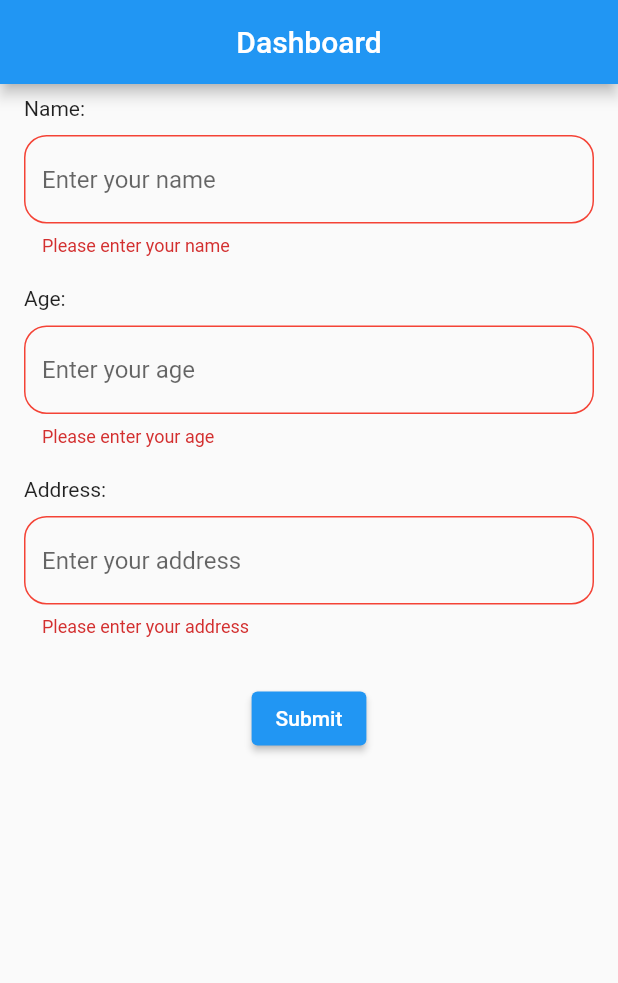
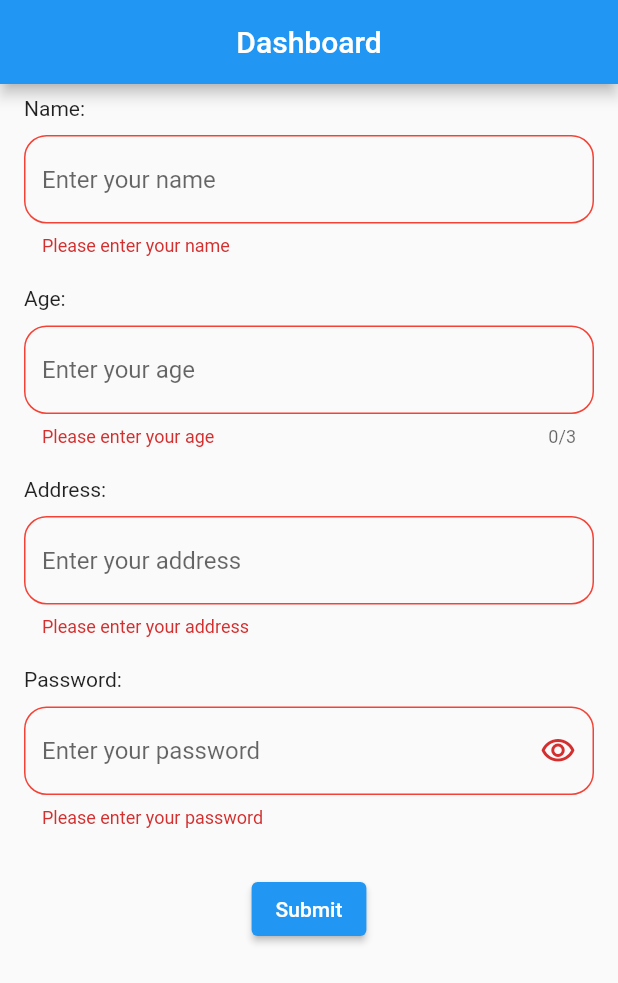
Before and after one commit to IchinoseBinit/form_application, a Flutter app: the screen it shows after launch, after a tap on "Submit", on a phone screen of 412 x 824 dp. Shown: the top 983 px of the screen. Run offline on Flutter 3.47's test engine with Material 2 defaults, Android fonts, the phone set to English and light mode, and no system bars.

Commit message:
added general text field with obscure toggle

```diff
--- a/lib/main.dart
+++ b/lib/main.dart
@@ -14,7 +14,7 @@ class MyApp extends StatelessWidget {
       theme: ThemeData(
         primarySwatch: Colors.blue,
       ),
-      home: const HomeScreen(),
+      home: HomeScreen(),
     );
   }
 }
--- a/lib/screens/home_screen.dart
+++ b/lib/screens/home_screen.dart
@@ -1,20 +1,15 @@
 import 'package:flutter/material.dart';
 import 'package:flutter/services.dart';
 import 'package:form_application/screens/details_screen.dart';
+import 'package:form_application/widgets/general_text_field.dart';
 
-class HomeScreen extends StatefulWidget {
-  const HomeScreen({Key? key}) : super(key: key);
+class HomeScreen extends StatelessWidget {
+  final formKey = GlobalKey<FormState>();
 
-  @override
-  State<HomeScreen> createState() => _HomeScreenState();
-}
-
-class _HomeScreenState extends State<HomeScreen> {
-  String name = "";
-  String address = "";
-  int age = 0;
-
-  final formKey = GlobalKey<FormState>();
+  final nameController = TextEditingController();
+  final addressController = TextEditingController();
+  final ageController = TextEditingController();
+  final passwordController = TextEditingController();
 
   @override
   Widget build(BuildContext context) {
@@ -30,6 +25,7 @@ class _HomeScreenState extends State<HomeScreen> {
         ),
         child: Form(
           key: formKey,
+          child: SingleChildScrollView(
             child: Column(
               crossAxisAlignment: CrossAxisAlignment.start,
               children: [
@@ -37,57 +33,12 @@ class _HomeScreenState extends State<HomeScreen> {
                 const SizedBox(
                   height: 10,
                 ),
-              TextFormField(
+                GeneralTextField(
+                  title: "name",
+                  controller: nameController,
+                  textInputType: TextInputType.text,
                   textInputAction: TextInputAction.next,
-                decoration: const InputDecoration(
-                  hintText: "Enter your name",
-                  enabledBorder: OutlineInputBorder(
-                    borderSide: BorderSide(
-                      color: Colors.blueAccent,
-                    ),
-                    borderRadius: BorderRadius.all(
-                      Radius.circular(
-                        15,
-                      ),
-                    ),
-                  ),
-                  focusedBorder: OutlineInputBorder(
-                    borderSide: BorderSide(
-                      color: Colors.blueAccent,
-                    ),
-                    borderRadius: BorderRadius.all(
-                      Radius.circular(
-                        15,
-                      ),
-                    ),
-                  ),
-                  errorBorder: OutlineInputBorder(
-                    borderSide: BorderSide(
-                      color: Colors.red,
-                    ),
-                    borderRadius: BorderRadius.all(
-                      Radius.circular(
-                        15,
-                      ),
-                    ),
-                  ),
-                  focusedErrorBorder: OutlineInputBorder(
-                    borderSide: BorderSide(
-                      color: Colors.red,
-                    ),
-                    borderRadius: BorderRadius.all(
-                      Radius.circular(
-                        15,
-                      ),
-                    ),
-                  ),
-                ),
-                onSaved: (value) {
-                  name = value!;
-                  setState(() {});
-                },
-                // controller: ,
-                validator: (value) {
+                  validate: (String? value) {
                     if (value!.trim().isEmpty) {
                       return "Please enter your name";
                     }
@@ -101,64 +52,24 @@ class _HomeScreenState extends State<HomeScreen> {
                 const SizedBox(
                   height: 10,
                 ),
-              TextFormField(
+                GeneralTextField(
+                  title: "age",
+                  controller: ageController,
+                  textInputType: TextInputType.number,
                   textInputAction: TextInputAction.next,
-                keyboardType: TextInputType.number,
-                decoration: const InputDecoration(
-                  hintText: "Enter your age",
-                  enabledBorder: OutlineInputBorder(
-                    borderSide: BorderSide(
-                      color: Colors.blueAccent,
+                  maxLength: 3,
+                  inputFormatter: [
+                    FilteringTextInputFormatter.allow(
+                      RegExp("^[0-9]*"),
                     ),
-                    borderRadius: BorderRadius.all(
-                      Radius.circular(
-                        15,
-                      ),
-                    ),
-                  ),
-                  focusedBorder: OutlineInputBorder(
-                    borderSide: BorderSide(
-                      color: Colors.blueAccent,
-                    ),
-                    borderRadius: BorderRadius.all(
-                      Radius.circular(
-                        15,
-                      ),
-                    ),
-                  ),
-                  errorBorder: OutlineInputBorder(
-                    borderSide: BorderSide(
-                      color: Colors.red,
-                    ),
-                    borderRadius: BorderRadius.all(
-                      Radius.circular(
-                        15,
-                      ),
-                    ),
-                  ),
-                  focusedErrorBorder: OutlineInputBorder(
-                    borderSide: BorderSide(
-                      color: Colors.red,
-                    ),
-                    borderRadius: BorderRadius.all(
-                      Radius.circular(
-                        15,
-                      ),
-                    ),
-                  ),
-                ),
-                // inputFormatters: [
-                //   // FilteringTextInputFormatter.deny("abc"),
-                // ],
-                validator: (value) {
+                  ],
+                  validate: (String? value) {
                     if (value!.trim().isEmpty) {
                       return "Please enter your age";
+                    } else if (int.parse(value) > 120) {
+                      return "Please enter a valid age";
                     }
                     return null;
-                },
-                onSaved: (value) {
-                  age = int.parse(value!);
-                  setState(() {});
                   },
                 ),
                 const SizedBox(
@@ -168,58 +79,34 @@ class _HomeScreenState extends State<HomeScreen> {
                 const SizedBox(
                   height: 10,
                 ),
-              TextFormField(
-                keyboardType: TextInputType.text,
-                decoration: const InputDecoration(
-                  hintText: "Enter your address",
-                  enabledBorder: OutlineInputBorder(
-                    borderSide: BorderSide(
-                      color: Colors.blueAccent,
-                    ),
-                    borderRadius: BorderRadius.all(
-                      Radius.circular(
-                        15,
-                      ),
-                    ),
-                  ),
-                  focusedBorder: OutlineInputBorder(
-                    borderSide: BorderSide(
-                      color: Colors.blueAccent,
-                    ),
-                    borderRadius: BorderRadius.all(
-                      Radius.circular(
-                        15,
-                      ),
-                    ),
-                  ),
-                  errorBorder: OutlineInputBorder(
-                    borderSide: BorderSide(
-                      color: Colors.red,
-                    ),
-                    borderRadius: BorderRadius.all(
-                      Radius.circular(
-                        15,
-                      ),
-                    ),
-                  ),
-                  focusedErrorBorder: OutlineInputBorder(
-                    borderSide: BorderSide(
-                      color: Colors.red,
-                    ),
-                    borderRadius: BorderRadius.all(
-                      Radius.circular(
-                        15,
-                      ),
-                    ),
-                  ),
-                ),
-                onSaved: (value) {
-                  address = value!;
-                  setState(() {});
-                },
-                validator: (value) {
+                GeneralTextField(
+                  title: "address",
+                  controller: addressController,
+                  textInputType: TextInputType.text,
+                  textInputAction: TextInputAction.next,
+                  validate: (String? value) {
                     if (value!.trim().isEmpty) {
                       return "Please enter your address";
+                    }
+                    return null;
+                  },
+                ),
+                const SizedBox(
+                  height: 20,
+                ),
+                const Text("Password:"),
+                const SizedBox(
+                  height: 10,
+                ),
+                GeneralTextField(
+                  title: "password",
+                  isObscure: true,
+                  controller: passwordController,
+                  textInputType: TextInputType.text,
+                  textInputAction: TextInputAction.done,
+                  validate: (String? value) {
+                    if (value!.trim().isEmpty) {
+                      return "Please enter your password";
                     }
                     return null;
                   },
@@ -235,7 +122,13 @@ class _HomeScreenState extends State<HomeScreen> {
                         Navigator.push(
                           context,
                           MaterialPageRoute(
-                          builder: (_) => DetailsScreen(name, address, age),
+                            builder: (_) => DetailsScreen(
+                              nameController.text,
+                              addressController.text,
+                              int.parse(
+                                ageController.text,
+                              ),
+                            ),
                           ),
                         );
                       }
@@ -247,6 +140,7 @@ class _HomeScreenState extends State<HomeScreen> {
             ),
           ),
         ),
+      ),
     );
   }
 }
--- /dev/null
+++ b/lib/widgets/general_text_field.dart
@@ -0,0 +1,108 @@
+import 'package:flutter/material.dart';
+import 'package:flutter/services.dart';
+
+class GeneralTextField extends StatefulWidget {
+  const GeneralTextField({
+    required this.title,
+    required this.controller,
+    required this.textInputType,
+    required this.textInputAction,
+    required this.validate,
+    this.isObscure = false,
+    Key? key,
+    this.maxLength,
+    this.inputFormatter,
+  }) : super(key: key);
+
+  final String title;
+  final TextEditingController controller;
+  final int? maxLength;
+  final bool isObscure;
+  final TextInputType textInputType;
+  final TextInputAction textInputAction;
+  final List<TextInputFormatter>? inputFormatter;
+  final String? Function(String?)? validate;
+
+  @override
+  State<GeneralTextField> createState() => _GeneralTextFieldState();
+}
+
+class _GeneralTextFieldState extends State<GeneralTextField> {
+  late bool toHide;
+
+  @override
+  void initState() {
+    super.initState();
+    toHide = widget.isObscure;
+  }
+
+  @override
+  Widget build(BuildContext context) {
+    return TextFormField(
+      keyboardType: widget.textInputType,
+      obscureText: toHide,
+      textInputAction: widget.textInputAction,
+      decoration: InputDecoration(
+        suffixIcon: widget.isObscure
+            ? IconButton(
+                icon: Icon(
+                  toHide
+                      ? Icons.visibility_outlined
+                      : Icons.visibility_off_outlined,
+                ),
+                onPressed: () {
+                  setState(() {
+                    toHide = !toHide;
+                  });
+                },
+              )
+            : null,
+        hintText: "Enter your ${widget.title}",
+        enabledBorder: const OutlineInputBorder(
+          borderSide: BorderSide(
+            color: Colors.blueAccent,
+          ),
+          borderRadius: BorderRadius.all(
+            Radius.circular(
+              15,
+            ),
+          ),
+        ),
+        focusedBorder: const OutlineInputBorder(
+          borderSide: BorderSide(
+            color: Colors.blueAccent,
+          ),
+          borderRadius: BorderRadius.all(
+            Radius.circular(
+              15,
+            ),
+          ),
+        ),
+        errorBorder: const OutlineInputBorder(
+          borderSide: BorderSide(
+            color: Colors.red,
+          ),
+          borderRadius: BorderRadius.all(
+            Radius.circular(
+              15,
+            ),
+          ),
+        ),
+        focusedErrorBorder: const OutlineInputBorder(
+          borderSide: BorderSide(
+            color: Colors.red,
+          ),
+          borderRadius: BorderRadius.all(
+            Radius.circular(
+              15,
+            ),
+          ),
+        ),
+      ),
+      controller: widget.controller,
+      inputFormatters: widget.inputFormatter,
+      maxLength: widget.maxLength,
+      validator: widget.validate,
+    );
+  }
+}
```
Lines whose indentation alone changed are shown as unchanged.
